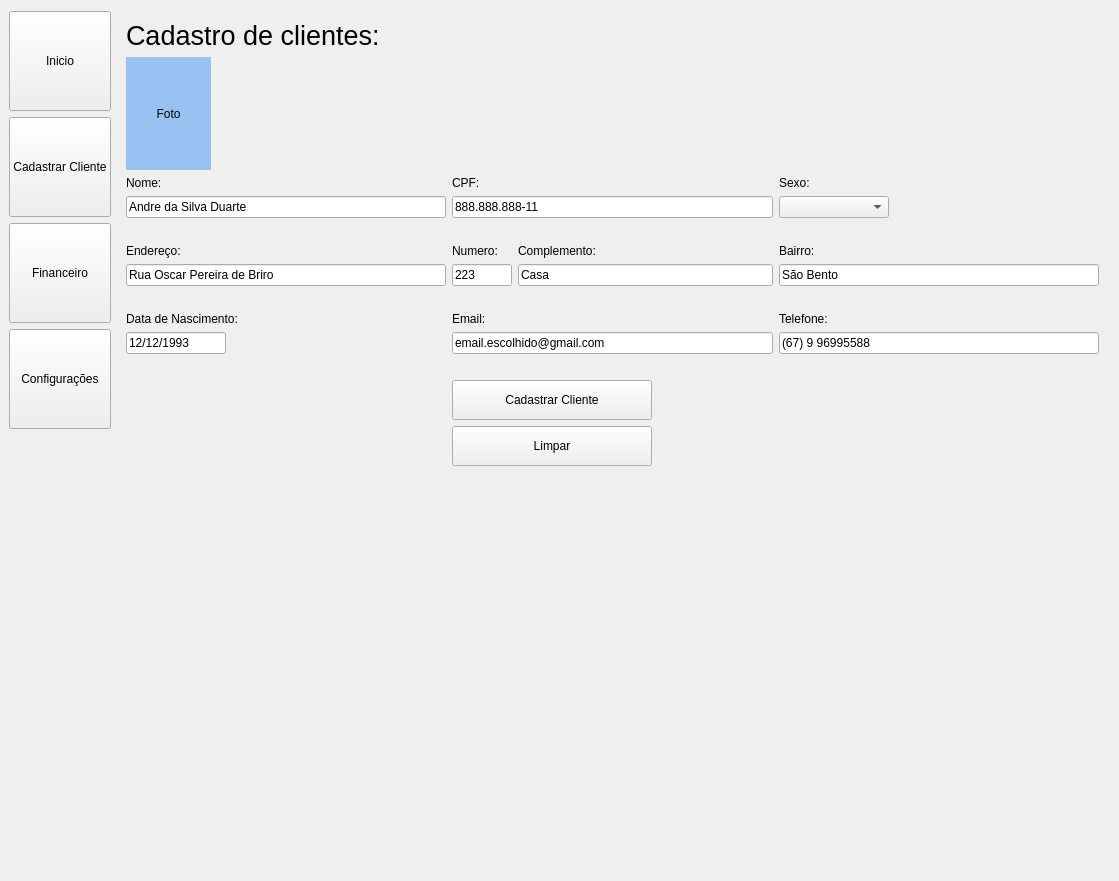
This is ui_interface/principal.ui in Josemarcio15/sistema_academia as Qt 5 draws it before an edit. The edited form follows.
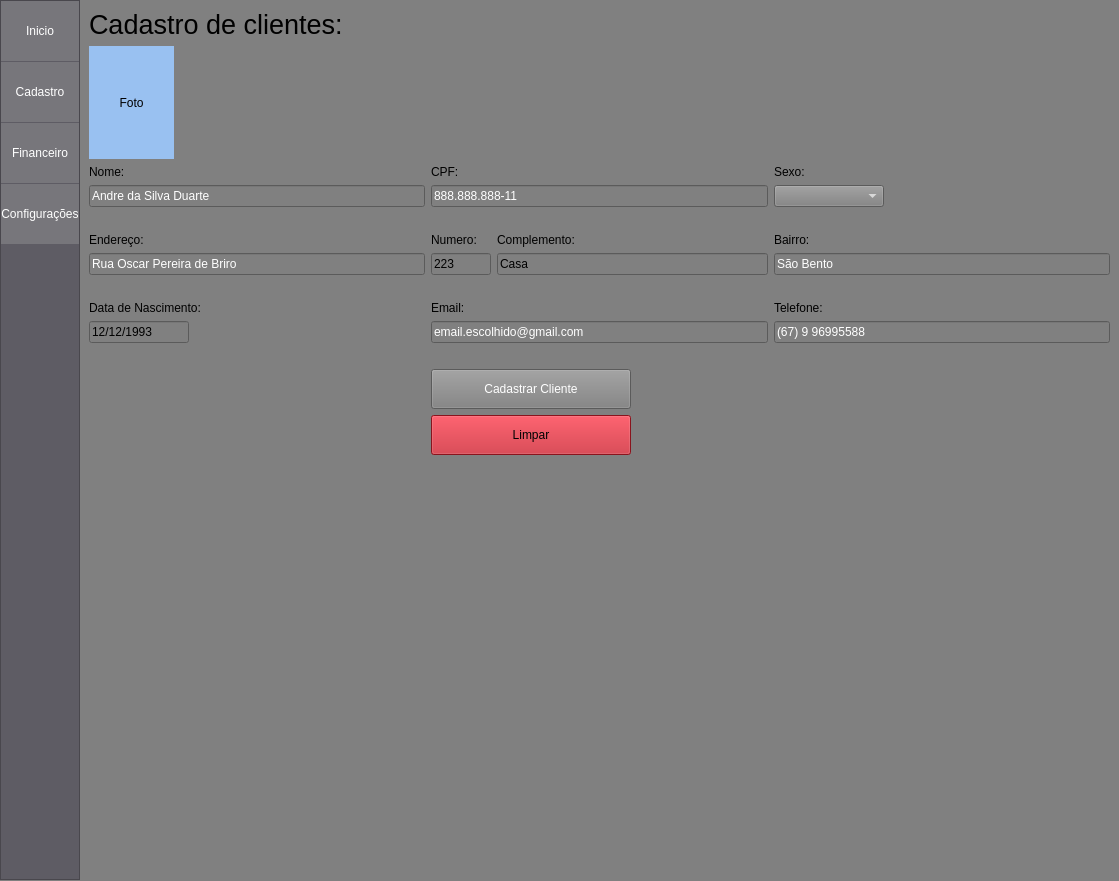
This is the edited form. The open tabs and pages were chosen to show the change.

Commit message: adicionando stylesheet

```diff
--- a/ui_interface/principal.ui
+++ b/ui_interface/principal.ui
@@ -19,154 +19,32 @@
   <property name="windowTitle">
    <string notr="true">SysMar</string>
   </property>
+  <property name="styleSheet">
+   <string notr="true">background-color: grey;</string>
+  </property>
   <layout class="QGridLayout" name="gridLayout_2">
    <property name="sizeConstraint">
     <enum>QLayout::SizeConstraint::SetNoConstraint</enum>
    </property>
    <property name="leftMargin">
-    <number>9</number>
+    <number>0</number>
    </property>
-   <item row="2" column="0">
-    <widget class="QPushButton" name="button_bar_financeiro">
-     <property name="sizePolicy">
-      <sizepolicy hsizetype="Preferred" vsizetype="Expanding">
-       <horstretch>0</horstretch>
-       <verstretch>0</verstretch>
-      </sizepolicy>
-     </property>
-     <property name="minimumSize">
-      <size>
-       <width>0</width>
-       <height>0</height>
-      </size>
-     </property>
-     <property name="maximumSize">
-      <size>
-       <width>500</width>
-       <height>100</height>
-      </size>
-     </property>
-     <property name="sizeIncrement">
-      <size>
-       <width>0</width>
-       <height>0</height>
-      </size>
-     </property>
-     <property name="text">
-      <string>Financeiro</string>
-     </property>
-    </widget>
-   </item>
-   <item row="0" column="0">
-    <widget class="QPushButton" name="button_bar_inicio">
-     <property name="sizePolicy">
-      <sizepolicy hsizetype="Preferred" vsizetype="Expanding">
-       <horstretch>0</horstretch>
-       <verstretch>0</verstretch>
-      </sizepolicy>
-     </property>
-     <property name="minimumSize">
-      <size>
-       <width>0</width>
-       <height>0</height>
-      </size>
-     </property>
-     <property name="maximumSize">
-      <size>
-       <width>500</width>
-       <height>100</height>
-      </size>
-     </property>
-     <property name="sizeIncrement">
-      <size>
-       <width>0</width>
-       <height>0</height>
-      </size>
-     </property>
-     <property name="text">
-      <string>Inicio</string>
-     </property>
-    </widget>
-   </item>
-   <item row="3" column="0">
-    <widget class="QPushButton" name="button_bar_configuracoes">
-     <property name="sizePolicy">
-      <sizepolicy hsizetype="Preferred" vsizetype="Expanding">
-       <horstretch>0</horstretch>
-       <verstretch>0</verstretch>
-      </sizepolicy>
-     </property>
-     <property name="minimumSize">
-      <size>
-       <width>0</width>
-       <height>0</height>
-      </size>
-     </property>
-     <property name="maximumSize">
-      <size>
-       <width>500</width>
-       <height>100</height>
-      </size>
-     </property>
-     <property name="sizeIncrement">
-      <size>
-       <width>0</width>
-       <height>0</height>
-      </size>
-     </property>
-     <property name="text">
-      <string>Configurações</string>
-     </property>
-    </widget>
-   </item>
-   <item row="1" column="0">
-    <widget class="QPushButton" name="button_bar_cadastrar">
-     <property name="sizePolicy">
-      <sizepolicy hsizetype="Preferred" vsizetype="Expanding">
-       <horstretch>0</horstretch>
-       <verstretch>0</verstretch>
-      </sizepolicy>
-     </property>
-     <property name="minimumSize">
-      <size>
-       <width>0</width>
-       <height>0</height>
-      </size>
-     </property>
-     <property name="maximumSize">
-      <size>
-       <width>500</width>
-       <height>100</height>
-      </size>
-     </property>
-     <property name="sizeIncrement">
-      <size>
-       <width>0</width>
-       <height>0</height>
-      </size>
-     </property>
-     <property name="text">
-      <string>Cadastrar Cliente</string>
-     </property>
-    </widget>
-   </item>
-   <item row="4" column="0">
-    <spacer name="verticalSpacer">
-     <property name="orientation">
-      <enum>Qt::Orientation::Vertical</enum>
-     </property>
-     <property name="sizeHint" stdset="0">
-      <size>
-       <width>20</width>
-       <height>40</height>
-      </size>
-     </property>
-    </spacer>
-   </item>
-   <item row="0" column="1" rowspan="5">
+   <property name="topMargin">
+    <number>0</number>
+   </property>
+   <property name="rightMargin">
+    <number>0</number>
+   </property>
+   <property name="bottomMargin">
+    <number>1</number>
+   </property>
+   <property name="spacing">
+    <number>0</number>
+   </property>
+   <item row="0" column="1" rowspan="6">
     <widget class="QStackedWidget" name="stacked_principal">
      <property name="currentIndex">
-      <number>0</number>
+      <number>1</number>
      </property>
      <widget class="QWidget" name="page">
       <widget class="QPushButton" name="pushButton">
@@ -203,6 +81,9 @@
        </item>
        <item row="6" column="0">
         <widget class="QLineEdit" name="cadastro_endereco_lineEdit">
+         <property name="styleSheet">
+          <string notr="true">color: white;</string>
+         </property>
          <property name="text">
           <string>Rua Oscar Pereira de Briro</string>
          </property>
@@ -256,6 +137,9 @@
        </item>
        <item row="3" column="1">
         <widget class="QLineEdit" name="cadastro_cpf_lineEdit">
+         <property name="styleSheet">
+          <string notr="true">color: white;</string>
+         </property>
          <property name="text">
           <string>888.888.888-11</string>
          </property>
@@ -298,6 +182,9 @@
        </item>
        <item row="6" column="2">
         <widget class="QLineEdit" name="cadastro_bairro_lineEdit">
+         <property name="styleSheet">
+          <string notr="true">color: white;</string>
+         </property>
          <property name="text">
           <string>São Bento</string>
          </property>
@@ -331,6 +218,9 @@
            <height>16777215</height>
           </size>
          </property>
+         <property name="styleSheet">
+          <string notr="true">color: white;</string>
+         </property>
          <item>
           <property name="text">
            <string/>
@@ -371,6 +261,9 @@
        </item>
        <item row="9" column="2">
         <widget class="QLineEdit" name="cadastro_telefone_lineEdit">
+         <property name="styleSheet">
+          <string notr="true">color: white;</string>
+         </property>
          <property name="text">
           <string>(67) 9 96995588</string>
          </property>
@@ -392,6 +285,9 @@
        </item>
        <item row="9" column="1">
         <widget class="QLineEdit" name="cadastro_email_lineEdit">
+         <property name="styleSheet">
+          <string notr="true">color: white;</string>
+         </property>
          <property name="text">
           <string>email.escolhido@gmail.com</string>
          </property>
@@ -486,6 +382,9 @@
        </item>
        <item row="3" column="0">
         <widget class="QLineEdit" name="cadastro_nome_lineEdit">
+         <property name="styleSheet">
+          <string notr="true">color: white;</string>
+         </property>
          <property name="text">
           <string>Andre da Silva Duarte</string>
          </property>
@@ -511,6 +410,9 @@
            <height>40</height>
           </size>
          </property>
+         <property name="styleSheet">
+          <string notr="true">color: white;</string>
+         </property>
          <property name="text">
           <string>Cadastrar Cliente</string>
          </property>
@@ -544,6 +446,9 @@
            <height>16777215</height>
           </size>
          </property>
+         <property name="styleSheet">
+          <string notr="true">background-color: rgb(192, 28, 40);</string>
+         </property>
          <property name="text">
           <string>Limpar</string>
          </property>
@@ -791,6 +696,227 @@
      </widget>
     </widget>
    </item>
+   <item row="0" column="0">
+    <widget class="QFrame" name="frame">
+     <property name="styleSheet">
+      <string notr="true">background-color: rgb(94, 92, 100);</string>
+     </property>
+     <property name="frameShape">
+      <enum>QFrame::Shape::StyledPanel</enum>
+     </property>
+     <property name="frameShadow">
+      <enum>QFrame::Shadow::Raised</enum>
+     </property>
+     <layout class="QGridLayout" name="gridLayout_4">
+      <property name="leftMargin">
+       <number>0</number>
+      </property>
+      <property name="topMargin">
+       <number>0</number>
+      </property>
+      <property name="rightMargin">
+       <number>0</number>
+      </property>
+      <property name="bottomMargin">
+       <number>0</number>
+      </property>
+      <property name="spacing">
+       <number>0</number>
+      </property>
+      <item row="0" column="0">
+       <layout class="QVBoxLayout" name="verticalLayout_2">
+        <property name="spacing">
+         <number>1</number>
+        </property>
+        <property name="sizeConstraint">
+         <enum>QLayout::SizeConstraint::SetDefaultConstraint</enum>
+        </property>
+        <property name="leftMargin">
+         <number>0</number>
+        </property>
+        <item>
+         <widget class="QPushButton" name="button_bar_inicio">
+          <property name="sizePolicy">
+           <sizepolicy hsizetype="Preferred" vsizetype="Expanding">
+            <horstretch>0</horstretch>
+            <verstretch>0</verstretch>
+           </sizepolicy>
+          </property>
+          <property name="minimumSize">
+           <size>
+            <width>0</width>
+            <height>0</height>
+           </size>
+          </property>
+          <property name="maximumSize">
+           <size>
+            <width>500</width>
+            <height>60</height>
+           </size>
+          </property>
+          <property name="sizeIncrement">
+           <size>
+            <width>0</width>
+            <height>0</height>
+           </size>
+          </property>
+          <property name="styleSheet">
+           <string notr="true">background-color: rgb(119, 118, 123);
+border: none;
+color: white;</string>
+          </property>
+          <property name="text">
+           <string>Inicio</string>
+          </property>
+          <property name="checkable">
+           <bool>false</bool>
+          </property>
+          <property name="checked">
+           <bool>false</bool>
+          </property>
+          <property name="autoRepeat">
+           <bool>false</bool>
+          </property>
+          <property name="autoExclusive">
+           <bool>false</bool>
+          </property>
+          <property name="autoDefault">
+           <bool>false</bool>
+          </property>
+          <property name="default">
+           <bool>false</bool>
+          </property>
+          <property name="flat">
+           <bool>false</bool>
+          </property>
+         </widget>
+        </item>
+        <item>
+         <widget class="QPushButton" name="button_bar_cadastrar">
+          <property name="sizePolicy">
+           <sizepolicy hsizetype="Preferred" vsizetype="Expanding">
+            <horstretch>0</horstretch>
+            <verstretch>0</verstretch>
+           </sizepolicy>
+          </property>
+          <property name="minimumSize">
+           <size>
+            <width>0</width>
+            <height>0</height>
+           </size>
+          </property>
+          <property name="maximumSize">
+           <size>
+            <width>500</width>
+            <height>60</height>
+           </size>
+          </property>
+          <property name="sizeIncrement">
+           <size>
+            <width>0</width>
+            <height>0</height>
+           </size>
+          </property>
+          <property name="styleSheet">
+           <string notr="true">background-color: rgb(119, 118, 123);
+border: none;
+color: white;</string>
+          </property>
+          <property name="text">
+           <string>Cadastro</string>
+          </property>
+         </widget>
+        </item>
+        <item>
+         <widget class="QPushButton" name="button_bar_financeiro">
+          <property name="sizePolicy">
+           <sizepolicy hsizetype="Preferred" vsizetype="Expanding">
+            <horstretch>0</horstretch>
+            <verstretch>0</verstretch>
+           </sizepolicy>
+          </property>
+          <property name="minimumSize">
+           <size>
+            <width>0</width>
+            <height>0</height>
+           </size>
+          </property>
+          <property name="maximumSize">
+           <size>
+            <width>500</width>
+            <height>60</height>
+           </size>
+          </property>
+          <property name="sizeIncrement">
+           <size>
+            <width>0</width>
+            <height>0</height>
+           </size>
+          </property>
+          <property name="styleSheet">
+           <string notr="true">background-color: rgb(119, 118, 123);
+border: none;
+color: white;</string>
+          </property>
+          <property name="text">
+           <string>Financeiro</string>
+          </property>
+         </widget>
+        </item>
+        <item>
+         <widget class="QPushButton" name="button_bar_configuracoes">
+          <property name="sizePolicy">
+           <sizepolicy hsizetype="Preferred" vsizetype="Expanding">
+            <horstretch>0</horstretch>
+            <verstretch>0</verstretch>
+           </sizepolicy>
+          </property>
+          <property name="minimumSize">
+           <size>
+            <width>0</width>
+            <height>0</height>
+           </size>
+          </property>
+          <property name="maximumSize">
+           <size>
+            <width>500</width>
+            <height>60</height>
+           </size>
+          </property>
+          <property name="sizeIncrement">
+           <size>
+            <width>0</width>
+            <height>0</height>
+           </size>
+          </property>
+          <property name="styleSheet">
+           <string notr="true">background-color: rgb(119, 118, 123);
+border: none;
+color: white;</string>
+          </property>
+          <property name="text">
+           <string>Configurações</string>
+          </property>
+         </widget>
+        </item>
+        <item>
+         <spacer name="verticalSpacer">
+          <property name="orientation">
+           <enum>Qt::Orientation::Vertical</enum>
+          </property>
+          <property name="sizeHint" stdset="0">
+           <size>
+            <width>20</width>
+            <height>40</height>
+           </size>
+          </property>
+         </spacer>
+        </item>
+       </layout>
+      </item>
+     </layout>
+    </widget>
+   </item>
   </layout>
  </widget>
  <resources/>
```
The commit also changes 1 other file.
